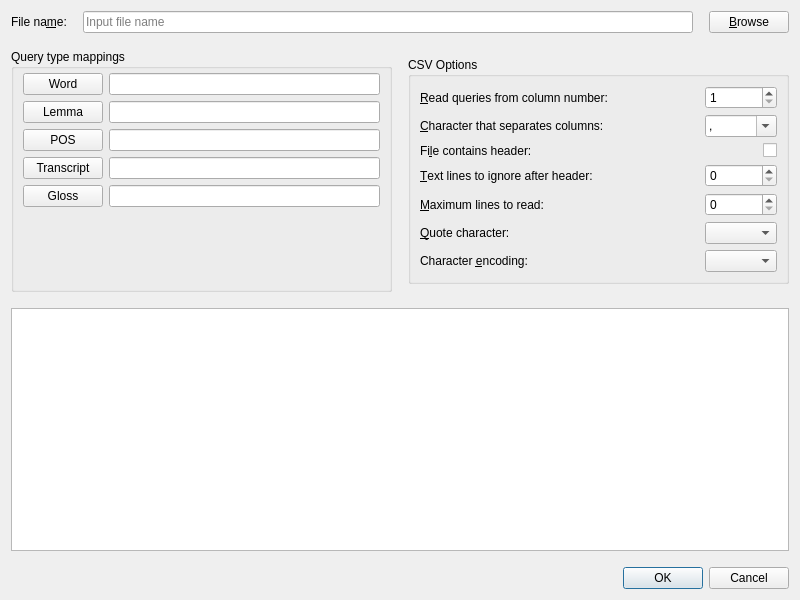
This is coquery/gui/ui/namedTableOptions.ui in gkunter/coquery as Qt 5 draws it before an edit. The edited form follows.
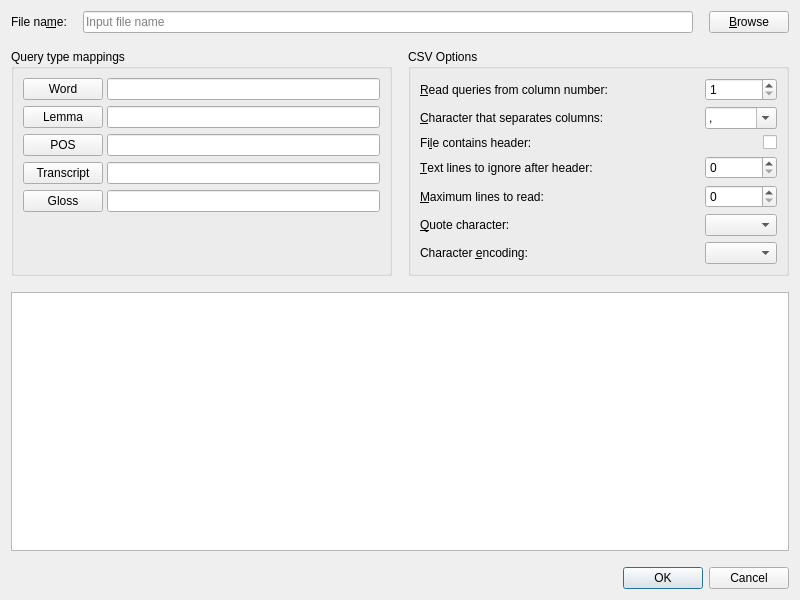
This is the edited form.

```diff
--- a/coquery/gui/ui/namedTableOptions.ui
+++ b/coquery/gui/ui/namedTableOptions.ui
@@ -16,110 +16,112 @@
   <property name="locale">
    <locale language="English" country="UnitedStates"/>
   </property>
-  <layout class="QGridLayout" name="gridLayout_2">
+  <layout class="QGridLayout" name="gridLayout_2" rowstretch="0,0,1,0">
    <property name="spacing">
     <number>16</number>
    </property>
-   <item row="1" column="0">
-    <widget class="QGroupBox" name="group_mappings">
-     <property name="title">
-      <string>Query type mappings</string>
+   <item row="2" column="0" colspan="2">
+    <widget class="QTableView" name="FilePreviewArea">
+     <property name="sizePolicy">
+      <sizepolicy hsizetype="Expanding" vsizetype="Expanding">
+       <horstretch>0</horstretch>
+       <verstretch>0</verstretch>
+      </sizepolicy>
      </property>
-     <layout class="QVBoxLayout" name="verticalLayout">
-      <property name="topMargin">
-       <number>4</number>
-      </property>
-      <item>
-       <layout class="QGridLayout" name="layout_name_buttons">
-        <item row="4" column="1">
-         <widget class="QLineEdit" name="edit_map_gloss">
-          <property name="readOnly">
+     <property name="locale">
+      <locale language="English" country="UnitedStates"/>
+     </property>
+     <property name="editTriggers">
+      <set>QAbstractItemView::SelectedClicked</set>
+     </property>
+     <property name="alternatingRowColors">
            <bool>true</bool>
           </property>
-         </widget>
-        </item>
-        <item row="1" column="0">
-         <widget class="QPushButton" name="button_map_lemma">
-          <property name="text">
-           <string>Lemma</string>
-          </property>
-         </widget>
-        </item>
-        <item row="0" column="1">
-         <widget class="QLineEdit" name="edit_map_word">
-          <property name="readOnly">
-           <bool>true</bool>
-          </property>
-         </widget>
-        </item>
-        <item row="0" column="0">
-         <widget class="QPushButton" name="button_map_word">
-          <property name="text">
-           <string>Word</string>
+     <property name="selectionBehavior">
+      <enum>QAbstractItemView::SelectColumns</enum>
+     </property>
+     <property name="textElideMode">
+      <enum>Qt::ElideMiddle</enum>
+     </property>
+     <property name="horizontalScrollMode">
+      <enum>QAbstractItemView::ScrollPerPixel</enum>
           </property>
          </widget>
         </item>
-        <item row="2" column="0">
-         <widget class="QPushButton" name="button_map_pos">
+   <item row="0" column="0" colspan="2">
+    <layout class="QHBoxLayout" name="horizontalLayout_3">
+     <item>
+      <widget class="QLabel" name="label_4">
           <property name="text">
-           <string>POS</string>
-          </property>
-         </widget>
-        </item>
-        <item row="1" column="1">
-         <widget class="QLineEdit" name="edit_map_lemma">
-          <property name="readOnly">
+        <string>File na&amp;me:</string>
+       </property>
+       <property name="buddy">
+        <cstring>edit_file_name</cstring>
+       </property>
+      </widget>
+     </item>
+     <item>
+      <widget class="QLineEdit" name="edit_file_name">
+       <property name="enabled">
            <bool>true</bool>
           </property>
-         </widget>
-        </item>
-        <item row="3" column="0">
-         <widget class="QPushButton" name="button_map_transcript">
-          <property name="text">
-           <string>Transcript</string>
-          </property>
-         </widget>
-        </item>
-        <item row="4" column="0">
-         <widget class="QPushButton" name="button_map_gloss">
-          <property name="text">
-           <string>Gloss</string>
-          </property>
-         </widget>
-        </item>
-        <item row="3" column="1">
-         <widget class="QLineEdit" name="edit_map_transcript">
-          <property name="readOnly">
-           <bool>true</bool>
+       <property name="sizePolicy">
+        <sizepolicy hsizetype="MinimumExpanding" vsizetype="Minimum">
+         <horstretch>0</horstretch>
+         <verstretch>0</verstretch>
+        </sizepolicy>
+       </property>
+       <property name="accessibleDescription">
+        <string/>
+       </property>
+       <property name="placeholderText">
+        <string>Input file name</string>
           </property>
          </widget>
         </item>
-        <item row="2" column="1">
-         <widget class="QLineEdit" name="edit_map_pos">
-          <property name="readOnly">
-           <bool>true</bool>
+     <item>
+      <widget class="QPushButton" name="button_browse_file">
+       <property name="sizePolicy">
+        <sizepolicy hsizetype="Minimum" vsizetype="Fixed">
+         <horstretch>0</horstretch>
+         <verstretch>0</verstretch>
+        </sizepolicy>
+       </property>
+       <property name="text">
+        <string>&amp;Browse</string>
+       </property>
+       <property name="shortcut">
+        <string>Alt+B</string>
           </property>
          </widget>
         </item>
        </layout>
       </item>
-      <item>
-       <spacer name="verticalSpacer_2">
+   <item row="3" column="0" colspan="2">
+    <widget class="QDialogButtonBox" name="buttonBox">
+     <property name="sizePolicy">
+      <sizepolicy hsizetype="Preferred" vsizetype="Preferred">
+       <horstretch>0</horstretch>
+       <verstretch>0</verstretch>
+      </sizepolicy>
+     </property>
         <property name="orientation">
-         <enum>Qt::Vertical</enum>
-        </property>
-        <property name="sizeHint" stdset="0">
-         <size>
-          <width>20</width>
-          <height>0</height>
-         </size>
-        </property>
-       </spacer>
-      </item>
-     </layout>
+      <enum>Qt::Horizontal</enum>
+     </property>
+     <property name="standardButtons">
+      <set>QDialogButtonBox::Cancel|QDialogButtonBox::Ok</set>
+     </property>
+     <property name="centerButtons">
+      <bool>false</bool>
+     </property>
     </widget>
    </item>
    <item row="1" column="1">
+    <layout class="QVBoxLayout" name="verticalLayout_2" stretch="1,0">
+     <property name="spacing">
+      <number>0</number>
+     </property>
+     <item>
     <widget class="QGroupBox" name="OptionsBox">
      <property name="sizePolicy">
       <sizepolicy hsizetype="Preferred" vsizetype="Fixed">
@@ -130,9 +132,21 @@
      <property name="title">
       <string>CSV Options</string>
      </property>
-     <layout class="QVBoxLayout" name="verticalLayout_2">
+       <layout class="QVBoxLayout" name="verticalLayout_3">
+        <property name="spacing">
+         <number>0</number>
+        </property>
+        <property name="margin">
+         <number>9</number>
+        </property>
       <item>
        <layout class="QGridLayout" name="gridLayout" columnstretch="4,1">
+          <property name="horizontalSpacing">
+           <number>4</number>
+          </property>
+          <property name="verticalSpacing">
+           <number>6</number>
+          </property>
         <item row="3" column="0">
          <widget class="QLabel" name="label">
           <property name="text">
@@ -306,6 +320,22 @@
        </layout>
       </item>
       <item>
+         <spacer name="verticalSpacer_4">
+          <property name="orientation">
+           <enum>Qt::Vertical</enum>
+          </property>
+          <property name="sizeHint" stdset="0">
+           <size>
+            <width>20</width>
+            <height>0</height>
+           </size>
+          </property>
+         </spacer>
+        </item>
+       </layout>
+      </widget>
+     </item>
+     <item>
        <spacer name="verticalSpacer">
         <property name="orientation">
          <enum>Qt::Vertical</enum>
@@ -319,101 +349,132 @@
        </spacer>
       </item>
      </layout>
-    </widget>
    </item>
-   <item row="2" column="0" colspan="2">
-    <widget class="QTableView" name="FilePreviewArea">
-     <property name="sizePolicy">
-      <sizepolicy hsizetype="Expanding" vsizetype="Expanding">
-       <horstretch>0</horstretch>
-       <verstretch>0</verstretch>
-      </sizepolicy>
+   <item row="1" column="0">
+    <layout class="QVBoxLayout" name="verticalLayout_4" stretch="1,0">
+     <property name="spacing">
+      <number>0</number>
      </property>
-     <property name="locale">
-      <locale language="English" country="UnitedStates"/>
-     </property>
-     <property name="editTriggers">
-      <set>QAbstractItemView::SelectedClicked</set>
-     </property>
-     <property name="alternatingRowColors">
-      <bool>true</bool>
-     </property>
-     <property name="selectionBehavior">
-      <enum>QAbstractItemView::SelectColumns</enum>
-     </property>
-     <property name="textElideMode">
-      <enum>Qt::ElideMiddle</enum>
-     </property>
-     <property name="horizontalScrollMode">
-      <enum>QAbstractItemView::ScrollPerPixel</enum>
+     <item>
+      <widget class="QGroupBox" name="group_mappings">
+       <property name="title">
+        <string>Query type mappings</string>
+       </property>
+       <layout class="QVBoxLayout" name="verticalLayout">
+        <property name="spacing">
+         <number>0</number>
+        </property>
+        <property name="margin">
+         <number>9</number>
+        </property>
+        <item>
+         <layout class="QGridLayout" name="layout_name_buttons">
+          <property name="horizontalSpacing">
+           <number>4</number>
+          </property>
+          <property name="verticalSpacing">
+           <number>6</number>
+          </property>
+          <item row="4" column="1">
+           <widget class="QLineEdit" name="edit_map_gloss">
+            <property name="readOnly">
+             <bool>true</bool>
      </property>
     </widget>
    </item>
-   <item row="3" column="0" colspan="2">
-    <widget class="QDialogButtonBox" name="buttonBox">
-     <property name="sizePolicy">
-      <sizepolicy hsizetype="Preferred" vsizetype="Preferred">
-       <horstretch>0</horstretch>
-       <verstretch>0</verstretch>
-      </sizepolicy>
-     </property>
-     <property name="orientation">
-      <enum>Qt::Horizontal</enum>
-     </property>
-     <property name="standardButtons">
-      <set>QDialogButtonBox::Cancel|QDialogButtonBox::Ok</set>
-     </property>
-     <property name="centerButtons">
-      <bool>false</bool>
+          <item row="1" column="0">
+           <widget class="QPushButton" name="button_map_lemma">
+            <property name="text">
+             <string>Lemma</string>
+            </property>
+           </widget>
+          </item>
+          <item row="0" column="1">
+           <widget class="QLineEdit" name="edit_map_word">
+            <property name="readOnly">
+             <bool>true</bool>
+            </property>
+           </widget>
+          </item>
+          <item row="0" column="0">
+           <widget class="QPushButton" name="button_map_word">
+            <property name="text">
+             <string>Word</string>
+            </property>
+           </widget>
+          </item>
+          <item row="2" column="0">
+           <widget class="QPushButton" name="button_map_pos">
+            <property name="text">
+             <string>POS</string>
      </property>
     </widget>
    </item>
-   <item row="0" column="0" colspan="2">
-    <layout class="QHBoxLayout" name="horizontalLayout_3">
-     <item>
-      <widget class="QLabel" name="label_4">
+          <item row="1" column="1">
+           <widget class="QLineEdit" name="edit_map_lemma">
+            <property name="readOnly">
+             <bool>true</bool>
+            </property>
+           </widget>
+          </item>
+          <item row="3" column="0">
+           <widget class="QPushButton" name="button_map_transcript">
        <property name="text">
-        <string>File na&amp;me:</string>
-       </property>
-       <property name="buddy">
-        <cstring>edit_file_name</cstring>
+             <string>Transcript</string>
+            </property>
+           </widget>
+          </item>
+          <item row="4" column="0">
+           <widget class="QPushButton" name="button_map_gloss">
+            <property name="text">
+             <string>Gloss</string>
        </property>
       </widget>
      </item>
-     <item>
-      <widget class="QLineEdit" name="edit_file_name">
-       <property name="enabled">
+          <item row="3" column="1">
+           <widget class="QLineEdit" name="edit_map_transcript">
+            <property name="readOnly">
         <bool>true</bool>
        </property>
-       <property name="sizePolicy">
-        <sizepolicy hsizetype="MinimumExpanding" vsizetype="Minimum">
-         <horstretch>0</horstretch>
-         <verstretch>0</verstretch>
-        </sizepolicy>
-       </property>
-       <property name="accessibleDescription">
-        <string/>
-       </property>
-       <property name="placeholderText">
-        <string>Input file name</string>
-       </property>
+           </widget>
+          </item>
+          <item row="2" column="1">
+           <widget class="QLineEdit" name="edit_map_pos">
+            <property name="readOnly">
+             <bool>true</bool>
+            </property>
+           </widget>
+          </item>
+         </layout>
+        </item>
+        <item>
+         <spacer name="verticalSpacer_3">
+          <property name="orientation">
+           <enum>Qt::Vertical</enum>
+          </property>
+          <property name="sizeHint" stdset="0">
+           <size>
+            <width>20</width>
+            <height>0</height>
+           </size>
+          </property>
+         </spacer>
+        </item>
+       </layout>
       </widget>
      </item>
      <item>
-      <widget class="QPushButton" name="button_browse_file">
-       <property name="sizePolicy">
-        <sizepolicy hsizetype="Minimum" vsizetype="Fixed">
-         <horstretch>0</horstretch>
-         <verstretch>0</verstretch>
-        </sizepolicy>
+      <spacer name="verticalSpacer_2">
+       <property name="orientation">
+        <enum>Qt::Vertical</enum>
        </property>
-       <property name="text">
-        <string>&amp;Browse</string>
+       <property name="sizeHint" stdset="0">
+        <size>
+         <width>20</width>
+         <height>0</height>
+        </size>
        </property>
-       <property name="shortcut">
-        <string>Alt+B</string>
-       </property>
-      </widget>
+      </spacer>
      </item>
     </layout>
    </item>
```
Lines whose indentation alone changed are shown as unchanged.
